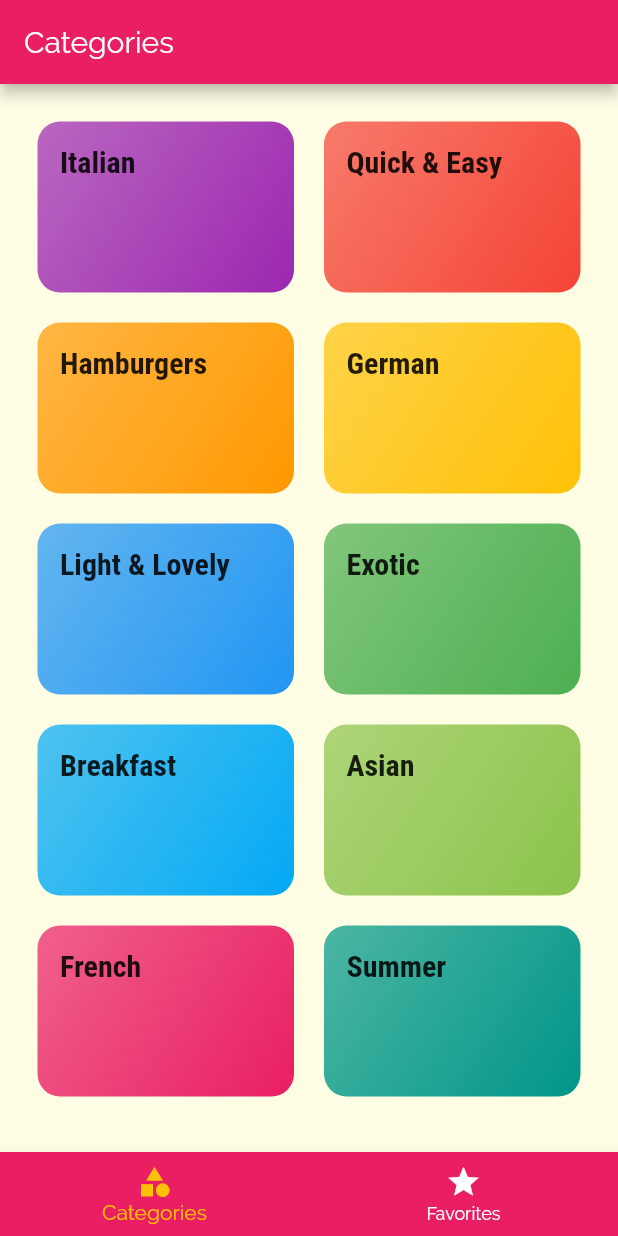
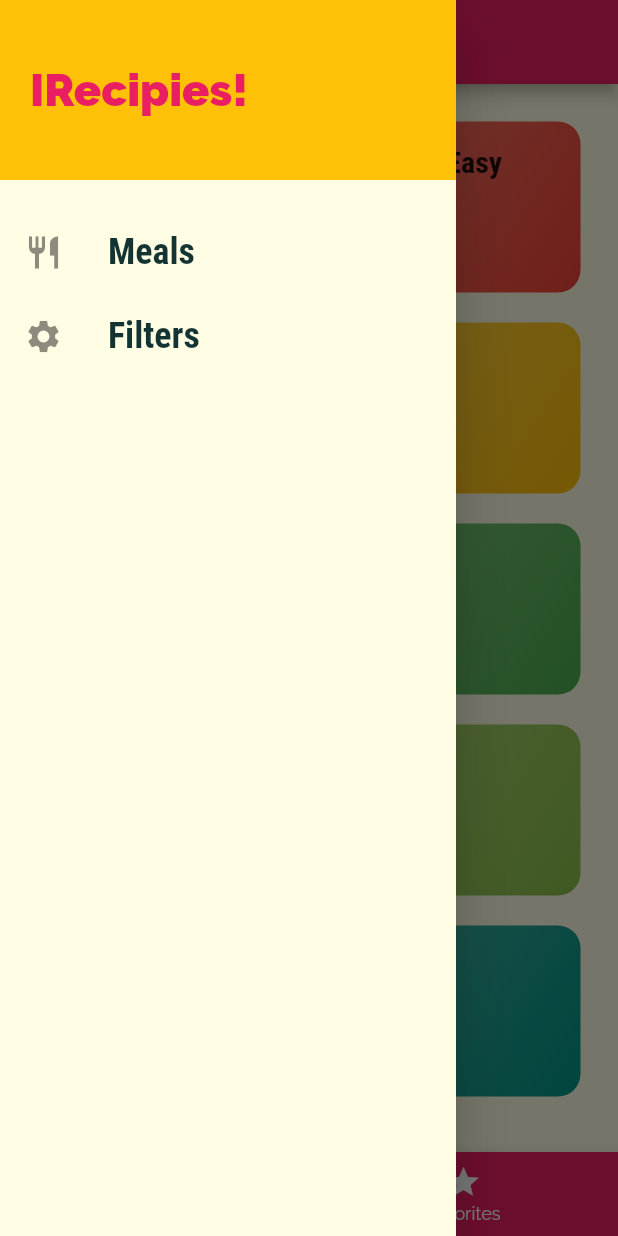
Before and after one commit to joshNic/IRecipies, a Flutter app: the screen it shows after launch, with the side drawer open (before the commit the screen has no drawer), on a phone screen of 412 x 824 dp. Run offline on Flutter 3.47's test engine with Material 2 defaults, Android fonts, the phone set to English and light mode, and no system bars.

Commit message:
add navigation drawer

```diff
--- a/lib/screens/tabs_screen.dart
+++ b/lib/screens/tabs_screen.dart
@@ -1,6 +1,6 @@
 import 'package:flutter/material.dart';
 
-
+import '../widgets/main_drawer.dart';
 import './categories_screen.dart';
 import 'favourites_screen.dart';
 
@@ -34,6 +34,7 @@ class _TabsScreenState extends State<TabsScreen> {
       appBar: AppBar(
         title: Text(_pages[_selectedPageIndex]['title']),
       ),
+      drawer: MainDrawer(),
       body: _pages[_selectedPageIndex]['page'],
       bottomNavigationBar: BottomNavigationBar(
         onTap: _selectPage,
@@ -41,7 +42,7 @@ class _TabsScreenState extends State<TabsScreen> {
         unselectedItemColor: Colors.white,
         selectedItemColor: Theme.of(context).accentColor,
         currentIndex: _selectedPageIndex,
-//         type: BottomNavigationBarType.shifting,
+        // type: BottomNavigationBarType.fixed,
         items: [
           BottomNavigationBarItem(
             backgroundColor: Theme.of(context).primaryColor,
--- /dev/null
+++ b/lib/widgets/main_drawer.dart
@@ -0,0 +1,58 @@
+import 'package:flutter/material.dart';
+
+class MainDrawer extends StatelessWidget {
+  Widget buildListTile(String title, IconData icon) {
+    return ListTile(
+      leading: Icon(
+        icon,
+        size: 26,
+      ),
+      title: Text(
+        title,
+        style: TextStyle(
+          fontFamily: 'RobotoCondensed',
+          fontSize: 24,
+          fontWeight: FontWeight.bold,
+        ),
+      ),
+      onTap: () {
+        // ...
+      },
+    );
+  }
+
+  @override
+  Widget build(BuildContext context) {
+    return Drawer(
+      child: Column(
+        children: <Widget>[
+          Container(
+            height: 120,
+            width: double.infinity,
+            padding: EdgeInsets.all(20),
+            alignment: Alignment.centerLeft,
+            color: Theme.of(context).accentColor,
+            child: Text(
+              'IRecipies!',
+              style: TextStyle(
+                  fontWeight: FontWeight.w900,
+                  fontSize: 30,
+                  color: Theme.of(context).primaryColor),
+            ),
+          ),
+          SizedBox(
+            height: 20,
+          ),
+          buildListTile(
+            'Meals',
+            Icons.restaurant,
+          ),
+          buildListTile(
+            'Filters',
+            Icons.settings,
+          ),
+        ],
+      ),
+    );
+  }
+}
```
